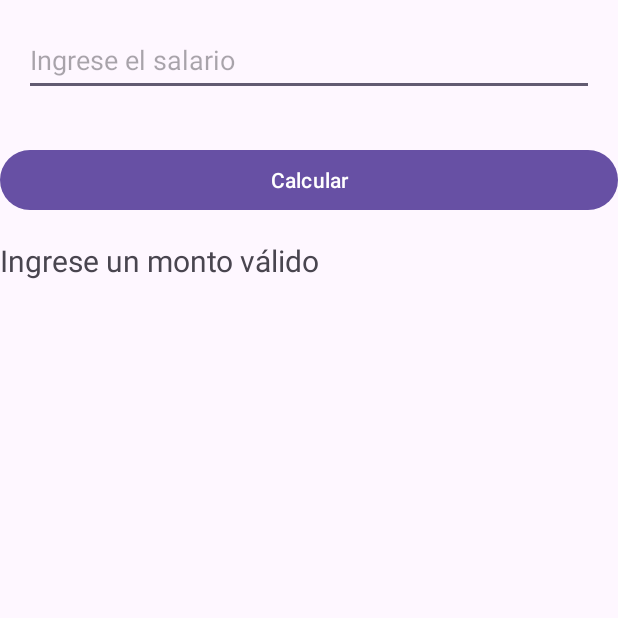
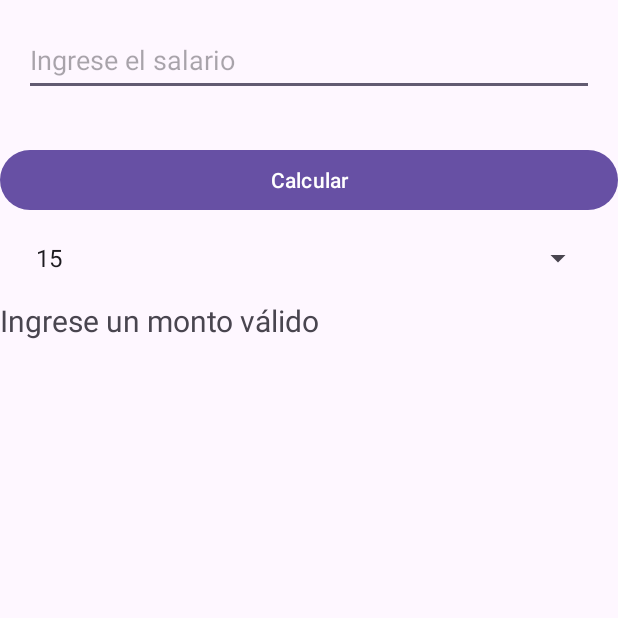
Before and after one commit to mrgomezsv/DescuentoSV, an Android app: the screen it shows after launch (MainActivity), after a tap on "Calcular", on a phone screen of 412 x 824 dp, the top half of it. Run offline under Robolectric (Android 15) with nearby library versions, the phone set to English and light mode, and no system bars.

Commit message:
Calcula los montos en base a 15 o 30 dias

```diff
--- a/app/src/main/res/layout/activity_main.xml
+++ b/app/src/main/res/layout/activity_main.xml
@@ -26,11 +26,21 @@
         android:layout_marginTop="16dp"
         android:onClick="calculateDeductions"/>
 
+    <Spinner
+        android:id="@+id/spinnerDays"
+        android:layout_width="match_parent"
+        android:layout_height="wrap_content"
+        android:layout_below="@id/btnCalculate"
+        android:layout_marginTop="16dp"
+        android:layout_marginStart="16dp"
+        android:layout_marginEnd="16dp"
+        android:entries="@array/days_array" />
+
     <TextView
         android:id="@+id/textViewResult"
         android:layout_width="match_parent"
         android:layout_height="wrap_content"
-        android:layout_below="@id/btnCalculate"
+        android:layout_below="@id/spinnerDays"
         android:layout_marginTop="16dp"
         android:textSize="20sp"/>
 
--- /dev/null
+++ b/app/src/main/res/values/arrays.xml
@@ -0,0 +1,8 @@
+<?xml version="1.0" encoding="utf-8"?>
+<resources>
+    <string-array name="days_array">
+        <item>15</item>
+        <item>30</item>
+        <item>Otro</item>
+    </string-array>
+</resources>
```
Also changed, not shown: app/src/main/java/com/descuentosv/app/MainActivity.kt (+16 -5 lines).
